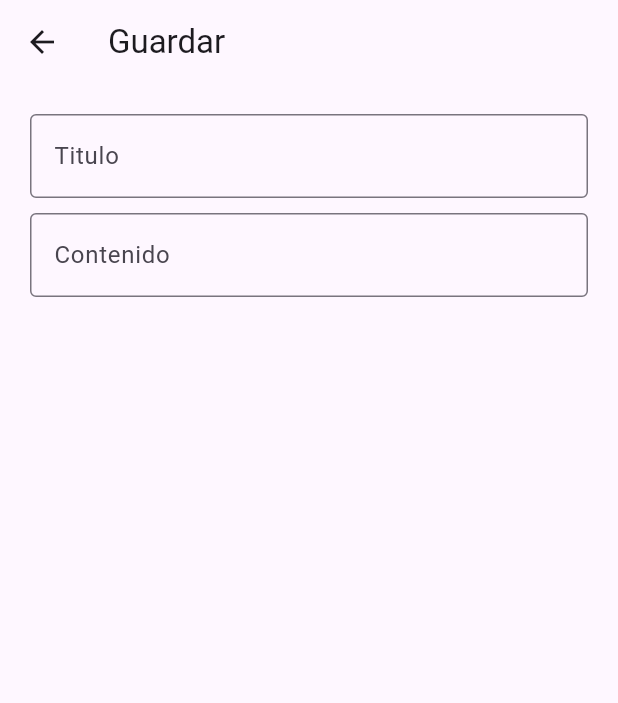
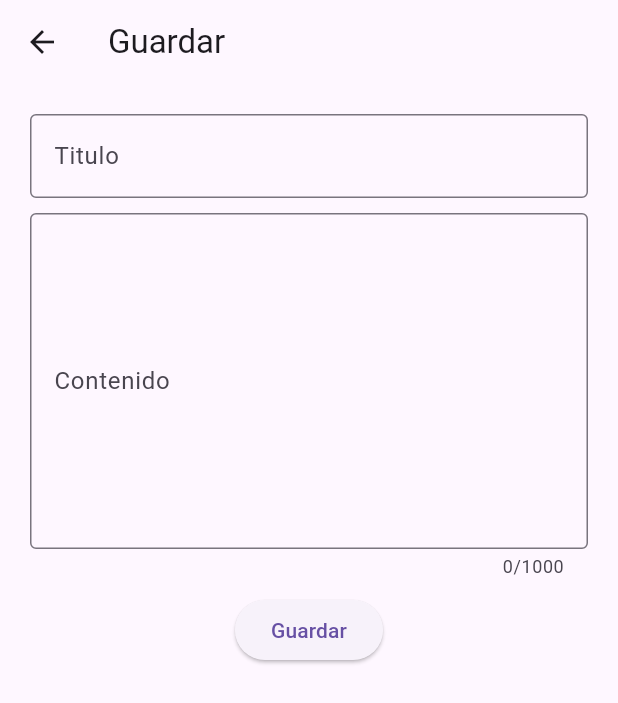
Before and after one commit to Void-CA/flutter-crud, a Flutter app: the SavePage screen opened by its route, on a phone screen of 412 x 824 dp. Shown: the top 703 px of the screen. Run offline on Flutter 3.47's test engine with Material 3 defaults, Android fonts, the phone set to English and light mode, and no system bars.

```diff
--- a/lib/pages/save_page.dart
+++ b/lib/pages/save_page.dart
@@ -16,14 +16,25 @@ class SavePage extends StatelessWidget {
 }
 
 class _FormSave extends StatelessWidget {
+  final _formKey = GlobalKey<FormState>();
+  final titleController = TextEditingController();
+  final contentController = TextEditingController();
   @override
   Widget build(BuildContext context) {
     return Container(
       padding: EdgeInsets.all(20),
       child: Form(
+        key: _formKey,
         child: Column(
           children: <Widget>[
             TextFormField(
+              controller: titleController,
+              validator: (value) {
+                if (value!.isEmpty) {
+                  return 'El contenido no puede estar vacio';
+                }
+                return null;
+              },
               decoration: InputDecoration(
                 labelText: 'Titulo',
                 border: OutlineInputBorder(),
@@ -33,10 +44,31 @@ class _FormSave extends StatelessWidget {
               height: 10,
             ),
             TextFormField(
+              maxLines: 8,
+              maxLength: 1000,
+              controller: contentController,
+              validator: (value) {
+                if (value!.isEmpty) {
+                  return 'El contenido no puede estar vacio';
+                }
+                return null;
+              },
               decoration: InputDecoration(
                 labelText: 'Contenido',
                 border: OutlineInputBorder(),
               ),
+            ),
+            SizedBox(
+              height: 10,
+            ),
+            ElevatedButton(
+              onPressed: () {
+                if (_formKey.currentState!.validate()) {
+                  ScaffoldMessenger.of(context)
+                      .showSnackBar(SnackBar(content: Text('Guardando...')));
+                }
+              },
+              child: Text('Guardar'),
             ),
           ],
         ),
--- a/pubspec.yaml
+++ b/pubspec.yaml
@@ -30,6 +30,7 @@ environment:
 dependencies:
   flutter:
     sdk: flutter
+  sqflite: #https://pub.dev/packages/sqflite
 
   # The following adds the Cupertino Icons font to your application.
   # Use with the CupertinoIcons class for iOS style icons.
```
Also changed, not shown: pubspec.lock, 1 other file.
